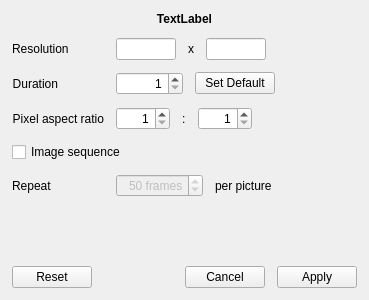
hansewu/MovieMator, file src/MovieMator/src/widgets/imageproducerwidget.ui: the form before one commit.
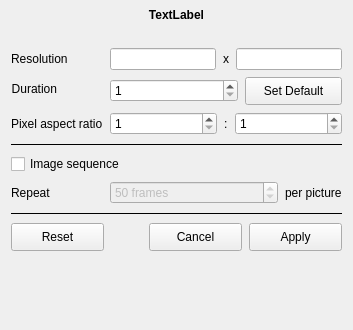
The form after the commit. Custom widgets are drawn as their Qt base class.

Commit message: Modify all property interface styles and layouts

Patch:
```diff
--- a/src/MovieMator/src/widgets/imageproducerwidget.ui
+++ b/src/MovieMator/src/widgets/imageproducerwidget.ui
@@ -6,37 +6,58 @@
    <rect>
     <x>0</x>
     <y>0</y>
-    <width>369</width>
-    <height>300</height>
+    <width>353</width>
+    <height>330</height>
    </rect>
   </property>
+  <property name="sizePolicy">
+   <sizepolicy hsizetype="Preferred" vsizetype="Preferred">
+    <horstretch>0</horstretch>
+    <verstretch>0</verstretch>
+   </sizepolicy>
+  </property>
   <property name="windowTitle">
    <string>Form</string>
   </property>
   <layout class="QVBoxLayout" name="verticalLayout">
    <property name="spacing">
-    <number>12</number>
+    <number>7</number>
    </property>
    <property name="leftMargin">
-    <number>12</number>
+    <number>0</number>
    </property>
    <property name="topMargin">
-    <number>12</number>
+    <number>0</number>
    </property>
    <property name="rightMargin">
-    <number>12</number>
+    <number>0</number>
    </property>
    <property name="bottomMargin">
-    <number>12</number>
+    <number>0</number>
    </property>
    <item>
     <widget class="QLabel" name="filenameLabel">
+     <property name="sizePolicy">
+      <sizepolicy hsizetype="Preferred" vsizetype="Fixed">
+       <horstretch>0</horstretch>
+       <verstretch>0</verstretch>
+      </sizepolicy>
+     </property>
+     <property name="minimumSize">
+      <size>
+       <width>0</width>
+       <height>30</height>
+      </size>
+     </property>
      <property name="font">
       <font>
        <weight>75</weight>
        <bold>true</bold>
       </font>
      </property>
+     <property name="autoFillBackground">
+      <bool>true</bool>
+     </property>
      <property name="text">
       <string>TextLabel</string>
      </property>
@@ -48,11 +69,23 @@
    <item>
     <layout class="QFormLayout" name="formLayout">
      <property name="fieldGrowthPolicy">
-      <enum>QFormLayout::FieldsStayAtSizeHint</enum>
+      <enum>QFormLayout::AllNonFixedFieldsGrow</enum>
+     </property>
+     <property name="rowWrapPolicy">
+      <enum>QFormLayout::DontWrapRows</enum>
      </property>
      <property name="formAlignment">
       <set>Qt::AlignLeading|Qt::AlignLeft|Qt::AlignTop</set>
      </property>
+     <property name="leftMargin">
+      <number>11</number>
+     </property>
+     <property name="topMargin">
+      <number>11</number>
+     </property>
+     <property name="rightMargin">
+      <number>11</number>
+     </property>
      <item row="0" column="0">
       <widget class="QLabel" name="label">
        <property name="text">
@@ -65,14 +98,20 @@
        <item>
         <widget class="QLineEdit" name="widthLineEdit">
          <property name="sizePolicy">
-          <sizepolicy hsizetype="Minimum" vsizetype="Fixed">
+          <sizepolicy hsizetype="Preferred" vsizetype="Fixed">
            <horstretch>0</horstretch>
            <verstretch>0</verstretch>
           </sizepolicy>
          </property>
+         <property name="minimumSize">
+          <size>
+           <width>50</width>
+           <height>0</height>
+          </size>
+         </property>
          <property name="maximumSize">
           <size>
-           <width>60</width>
+           <width>1000</width>
            <height>16777215</height>
           </size>
          </property>
@@ -80,7 +119,7 @@
           <string/>
          </property>
          <property name="alignment">
-          <set>Qt::AlignRight|Qt::AlignTrailing|Qt::AlignVCenter</set>
+          <set>Qt::AlignLeading|Qt::AlignLeft|Qt::AlignVCenter</set>
          </property>
          <property name="readOnly">
           <bool>true</bool>
@@ -89,6 +128,12 @@
        </item>
        <item>
         <widget class="QLabel" name="label_2">
+         <property name="sizePolicy">
+          <sizepolicy hsizetype="Fixed" vsizetype="Preferred">
+           <horstretch>0</horstretch>
+           <verstretch>0</verstretch>
+          </sizepolicy>
+         </property>
          <property name="text">
           <string>x</string>
          </property>
@@ -97,14 +142,14 @@
        <item>
         <widget class="QLineEdit" name="heightLineEdit">
          <property name="sizePolicy">
-          <sizepolicy hsizetype="Minimum" vsizetype="Fixed">
+          <sizepolicy hsizetype="Maximum" vsizetype="Fixed">
            <horstretch>0</horstretch>
            <verstretch>0</verstretch>
           </sizepolicy>
          </property>
          <property name="maximumSize">
           <size>
-           <width>60</width>
+           <width>1000</width>
            <height>16777215</height>
           </size>
          </property>
@@ -125,13 +170,103 @@
        </property>
       </widget>
      </item>
+     <item row="2" column="1">
+      <layout class="QHBoxLayout" name="horizontalLayout_6">
+       <property name="sizeConstraint">
+        <enum>QLayout::SetNoConstraint</enum>
+       </property>
+       <item>
+        <widget class="TimeSpinBox" name="durationSpinBox">
+         <property name="enabled">
+          <bool>true</bool>
+         </property>
+         <property name="sizePolicy">
+          <sizepolicy hsizetype="Preferred" vsizetype="Fixed">
+           <horstretch>0</horstretch>
+           <verstretch>0</verstretch>
+          </sizepolicy>
+         </property>
+         <property name="minimumSize">
+          <size>
+           <width>50</width>
+           <height>0</height>
+          </size>
+         </property>
+         <property name="maximumSize">
+          <size>
+           <width>1000</width>
+           <height>16777215</height>
+          </size>
+         </property>
+         <property name="focusPolicy">
+          <enum>Qt::ClickFocus</enum>
+         </property>
+         <property name="alignment">
+          <set>Qt::AlignLeading|Qt::AlignLeft|Qt::AlignVCenter</set>
+         </property>
+         <property name="accelerated">
+          <bool>true</bool>
+         </property>
+         <property name="keyboardTracking">
+          <bool>false</bool>
+         </property>
+         <property name="minimum">
+          <number>1</number>
+         </property>
+         <property name="maximum">
+          <number>2147483647</number>
+         </property>
+        </widget>
+       </item>
+       <item>
+        <widget class="QPushButton" name="defaultDurationButton">
+         <property name="sizePolicy">
+          <sizepolicy hsizetype="Fixed" vsizetype="Fixed">
+           <horstretch>0</horstretch>
+           <verstretch>0</verstretch>
+          </sizepolicy>
+         </property>
+         <property name="minimumSize">
+          <size>
+           <width>97</width>
+           <height>28</height>
+          </size>
+         </property>
+         <property name="toolTip">
+          <string>Make the current duration value the default value</string>
+         </property>
+         <property name="text">
+          <string>Set Default</string>
+         </property>
+        </widget>
+       </item>
+      </layout>
+     </item>
      <item row="3" column="0">
       <widget class="QLabel" name="aspectRatioLabel">
+       <property name="maximumSize">
+        <size>
+         <width>100</width>
+         <height>16777215</height>
+        </size>
+       </property>
        <property name="text">
         <string>Pixel aspect ratio</string>
        </property>
+       <property name="textFormat">
+        <enum>Qt::AutoText</enum>
+       </property>
+       <property name="scaledContents">
+        <bool>false</bool>
+       </property>
        <property name="alignment">
-        <set>Qt::AlignRight|Qt::AlignTrailing|Qt::AlignVCenter</set>
+        <set>Qt::AlignLeading|Qt::AlignLeft|Qt::AlignVCenter</set>
+       </property>
+       <property name="wordWrap">
+        <bool>false</bool>
+       </property>
+       <property name="textInteractionFlags">
+        <set>Qt::LinksAccessibleByMouse</set>
        </property>
       </widget>
      </item>
@@ -139,8 +274,20 @@
       <layout class="QHBoxLayout" name="horizontalLayout_2">
        <item>
         <widget class="QSpinBox" name="aspectNumSpinBox">
+         <property name="sizePolicy">
+          <sizepolicy hsizetype="Preferred" vsizetype="Fixed">
+           <horstretch>0</horstretch>
+           <verstretch>0</verstretch>
+          </sizepolicy>
+         </property>
+         <property name="minimumSize">
+          <size>
+           <width>50</width>
+           <height>0</height>
+          </size>
+         </property>
          <property name="alignment">
-          <set>Qt::AlignRight|Qt::AlignTrailing|Qt::AlignVCenter</set>
+          <set>Qt::AlignLeading|Qt::AlignLeft|Qt::AlignVCenter</set>
          </property>
          <property name="keyboardTracking">
           <bool>false</bool>
@@ -158,6 +305,12 @@
        </item>
        <item>
         <widget class="QLabel" name="label_4">
+         <property name="sizePolicy">
+          <sizepolicy hsizetype="Fixed" vsizetype="Preferred">
+           <horstretch>0</horstretch>
+           <verstretch>0</verstretch>
+          </sizepolicy>
+         </property>
          <property name="text">
           <string>:</string>
          </property>
@@ -165,8 +318,20 @@
        </item>
        <item>
         <widget class="QSpinBox" name="aspectDenSpinBox">
+         <property name="sizePolicy">
+          <sizepolicy hsizetype="Minimum" vsizetype="Fixed">
+           <horstretch>0</horstretch>
+           <verstretch>0</verstretch>
+          </sizepolicy>
+         </property>
+         <property name="minimumSize">
+          <size>
+           <width>100</width>
+           <height>0</height>
+          </size>
+         </property>
          <property name="alignment">
-          <set>Qt::AlignRight|Qt::AlignTrailing|Qt::AlignVCenter</set>
+          <set>Qt::AlignLeading|Qt::AlignLeft|Qt::AlignVCenter</set>
          </property>
          <property name="keyboardTracking">
           <bool>false</bool>
@@ -185,28 +350,56 @@
       </layout>
      </item>
      <item row="4" column="0" colspan="2">
+      <widget class="Line" name="line">
+       <property name="minimumSize">
+        <size>
+         <width>10</width>
+         <height>5</height>
+        </size>
+       </property>
+       <property name="frameShadow">
+        <enum>QFrame::Plain</enum>
+       </property>
+       <property name="orientation">
+        <enum>Qt::Horizontal</enum>
+       </property>
+      </widget>
+     </item>
+     <item row="5" column="0" colspan="2">
       <widget class="QCheckBox" name="sequenceCheckBox">
        <property name="text">
         <string>Image sequence</string>
        </property>
       </widget>
      </item>
-     <item row="5" column="0">
+     <item row="6" column="0">
       <widget class="QLabel" name="label_3">
        <property name="text">
         <string>Repeat</string>
        </property>
       </widget>
      </item>
-     <item row="5" column="1">
+     <item row="6" column="1">
       <layout class="QHBoxLayout" name="horizontalLayout_4">
        <item>
         <widget class="QSpinBox" name="repeatSpinBox">
          <property name="enabled">
           <bool>false</bool>
          </property>
+         <property name="sizePolicy">
+          <sizepolicy hsizetype="Minimum" vsizetype="Fixed">
+           <horstretch>0</horstretch>
+           <verstretch>0</verstretch>
+          </sizepolicy>
+         </property>
+         <property name="minimumSize">
+          <size>
+           <width>100</width>
+           <height>0</height>
+          </size>
+         </property>
          <property name="alignment">
-          <set>Qt::AlignRight|Qt::AlignTrailing|Qt::AlignVCenter</set>
+          <set>Qt::AlignLeading|Qt::AlignLeft|Qt::AlignVCenter</set>
          </property>
          <property name="keyboardTracking">
           <bool>false</bool>
@@ -227,6 +420,12 @@
        </item>
        <item>
         <widget class="QLabel" name="label_5">
+         <property name="sizePolicy">
+          <sizepolicy hsizetype="Fixed" vsizetype="Preferred">
+           <horstretch>0</horstretch>
+           <verstretch>0</verstretch>
+          </sizepolicy>
+         </property>
          <property name="text">
           <string>per picture</string>
          </property>
@@ -234,67 +433,40 @@
        </item>
       </layout>
      </item>
-     <item row="2" column="1">
-      <layout class="QHBoxLayout" name="horizontalLayout_6">
-       <item>
-        <widget class="TimeSpinBox" name="durationSpinBox">
-         <property name="maximumSize">
-          <size>
-           <width>150</width>
-           <height>16777215</height>
-          </size>
-         </property>
-         <property name="focusPolicy">
-          <enum>Qt::ClickFocus</enum>
-         </property>
-         <property name="alignment">
-          <set>Qt::AlignRight|Qt::AlignTrailing|Qt::AlignVCenter</set>
-         </property>
-         <property name="accelerated">
-          <bool>true</bool>
-         </property>
-         <property name="keyboardTracking">
-          <bool>false</bool>
-         </property>
-         <property name="minimum">
-          <number>1</number>
-         </property>
-         <property name="maximum">
-          <number>2147483647</number>
-         </property>
-        </widget>
-       </item>
-       <item>
-        <widget class="QPushButton" name="defaultDurationButton">
-         <property name="toolTip">
-          <string>Make the current duration value the default value</string>
-         </property>
-         <property name="text">
-          <string>Set Default</string>
-         </property>
-        </widget>
-       </item>
-      </layout>
+     <item row="7" column="0" colspan="2">
+      <widget class="Line" name="line_2">
+       <property name="minimumSize">
+        <size>
+         <width>10</width>
+         <height>5</height>
+        </size>
+       </property>
+       <property name="frameShadow">
+        <enum>QFrame::Plain</enum>
+       </property>
+       <property name="orientation">
+        <enum>Qt::Horizontal</enum>
+       </property>
+      </widget>
      </item>
     </layout>
    </item>
-   <item>
-    <spacer name="verticalSpacer">
-     <property name="orientation">
-      <enum>Qt::Vertical</enum>
-     </property>
-     <property name="sizeHint" stdset="0">
-      <size>
-       <width>20</width>
-       <height>170</height>
-      </size>
-     </property>
-    </spacer>
-   </item>
    <item>
     <layout class="QHBoxLayout" name="horizontalLayout">
+     <property name="leftMargin">
+      <number>11</number>
+     </property>
+     <property name="rightMargin">
+      <number>11</number>
+     </property>
      <item>
       <widget class="QPushButton" name="resetButton">
+       <property name="minimumSize">
+        <size>
+         <width>93</width>
+         <height>28</height>
+        </size>
+       </property>
        <property name="text">
         <string>Reset</string>
        </property>
@@ -315,6 +487,12 @@
      </item>
      <item>
       <widget class="QPushButton" name="cancelButton">
+       <property name="minimumSize">
+        <size>
+         <width>93</width>
+         <height>28</height>
+        </size>
+       </property>
        <property name="text">
         <string>Cancel</string>
        </property>
@@ -322,6 +500,12 @@
      </item>
      <item>
       <widget class="QPushButton" name="okButton">
+       <property name="minimumSize">
+        <size>
+         <width>93</width>
+         <height>28</height>
+        </size>
+       </property>
        <property name="text">
         <string>Apply</string>
        </property>
@@ -329,6 +513,19 @@
      </item>
     </layout>
    </item>
+   <item>
+    <spacer name="verticalSpacer">
+     <property name="orientation">
+      <enum>Qt::Vertical</enum>
+     </property>
+     <property name="sizeHint" stdset="0">
+      <size>
+       <width>20</width>
+       <height>40</height>
+      </size>
+     </property>
+    </spacer>
+   </item>
   </layout>
  </widget>
  <customwidgets>
```
Left out of the diff: 12 changed lines with no effect on the pictures. The commit also changes 13 other files.
